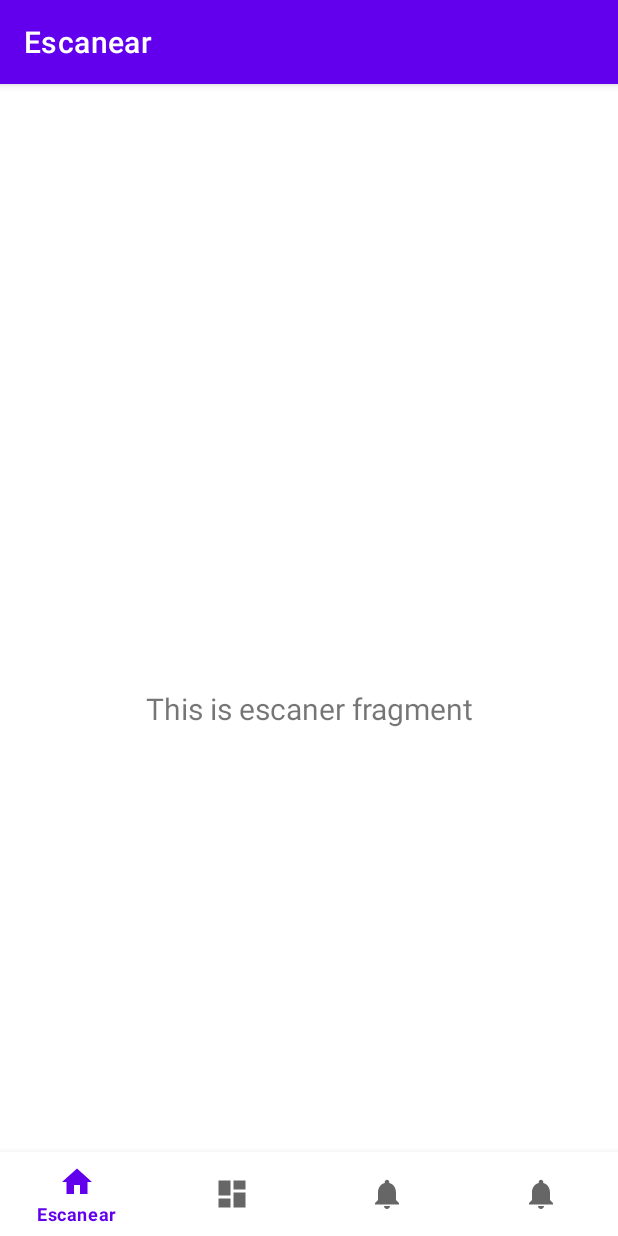
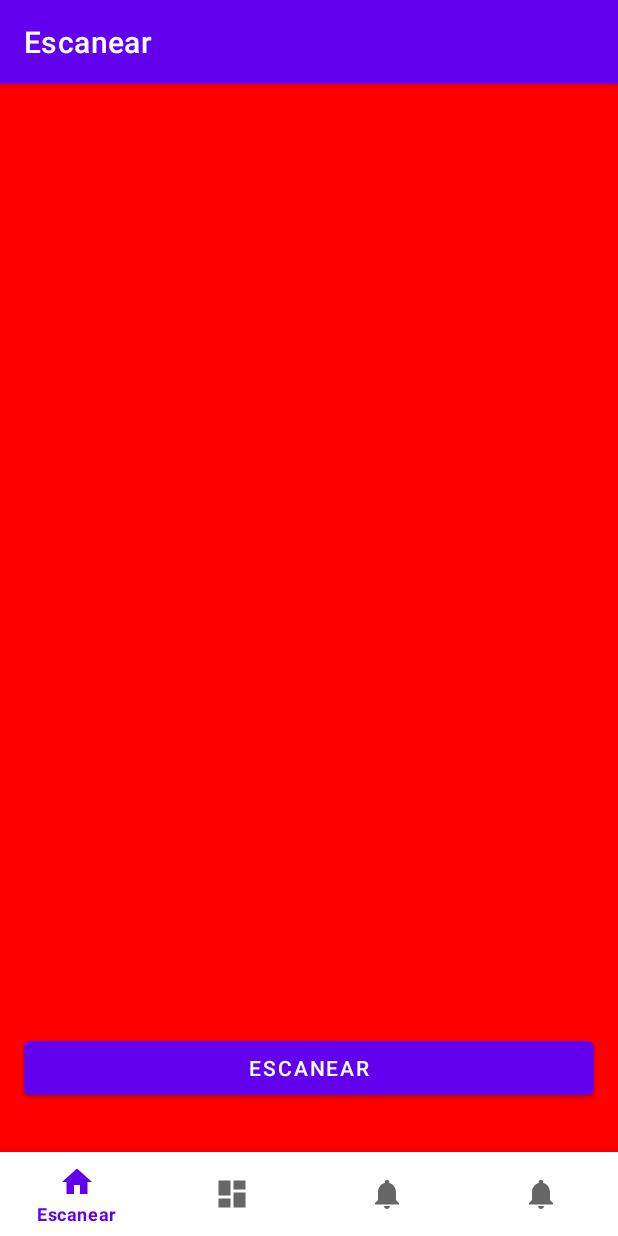
Before and after one commit to GTI-3A-Pure-Life/Pure-Life-Android, an Android app: the EscanerFragment screen opened directly, with no data from a screen before it, on a phone screen of 412 x 824 dp. Run offline under Robolectric (Android 15) with nearby library versions, the phone set to English and light mode, and no system bars; our stand-ins replace navigation-ui.

Commit message:
Esqueleto Escaner - 01/11/2021

```diff
--- a/src/BTLEAndroid2021/app/src/main/java/com/example/rparcas/btleandroid2021/ui/escaner/EscanerFragment.java
+++ b/src/BTLEAndroid2021/app/src/main/java/com/example/rparcas/btleandroid2021/ui/escaner/EscanerFragment.java
@@ -1,10 +1,10 @@
 package com.example.rparcas.btleandroid2021.ui.escaner;
 
+import android.graphics.Color;
 import android.os.Bundle;
 import android.view.LayoutInflater;
 import android.view.View;
 import android.view.ViewGroup;
-import android.widget.TextView;
 
 import androidx.annotation.NonNull;
 import androidx.annotation.Nullable;
@@ -12,7 +12,10 @@ import androidx.fragment.app.Fragment;
 import androidx.lifecycle.Observer;
 import androidx.lifecycle.ViewModelProvider;
 
+import com.example.rparcas.btleandroid2021.R;
 import com.example.rparcas.btleandroid2021.databinding.FragmentEscanerBinding;
+import com.example.rparcas.btleandroid2021.modelo.Medicion;
+
 
 /**
  * EscanerFragment.java
@@ -25,6 +28,8 @@ public class EscanerFragment extends Fragment {
     private EscanerViewModel escanerViewModel;
     private FragmentEscanerBinding binding; // este objeto hace referncia a un xml layout, no es una clase creada
 
+    private final int codigo_activity_result_escaner = 1234;
+
     public View onCreateView(@NonNull LayoutInflater inflater,
                              ViewGroup container, Bundle savedInstanceState) {
         escanerViewModel =
@@ -33,14 +38,59 @@ public class EscanerFragment extends Fragment {
         binding = FragmentEscanerBinding.inflate(inflater, container, false);
         View root = binding.getRoot();
 
-        final TextView textView = binding.textEscaner;
-        escanerViewModel.getText().observe(getViewLifecycleOwner(), new Observer<String>() {
+        initCallbacks();
+        initObserversViewModel();
+
+        return root;
+    }
+
+    //----------------------------------------------------------------------------------------------
+    //----------------------------------------------------------------------------------------------
+    private void initObserversViewModel() {
+
+        escanerViewModel.getNivelPeligro().observe(getViewLifecycleOwner(), new Observer<Medicion.NivelPeligro>() {
             @Override
-            public void onChanged(@Nullable String s) {
-                textView.setText(s);
+            public void onChanged(@Nullable Medicion.NivelPeligro nivelPeligro) {
+
+                switch (nivelPeligro){
+                    case LEVE:
+                        binding.fondoEscaner.setBackgroundColor(Color.GREEN);
+                        break;
+                    case MODERADO:
+                        binding.fondoEscaner.setBackgroundColor(Color.YELLOW);
+                        break;
+                    case ALTO:
+                        binding.fondoEscaner.setBackgroundColor(Color.RED);
+                        break;
+                }
+
             }
         });
-        return root;
+    }
+
+    //----------------------------------------------------------------------------------------------
+    //----------------------------------------------------------------------------------------------
+    private void initCallbacks() {
+
+        // callback de boton escanear y detener
+        binding.botonEscanear.setOnClickListener(new View.OnClickListener() {
+            @Override
+            public void onClick(View v) {
+                if(v.getTag().equals("escanear")){
+                    // TODO lanzar escaner
+                    v.setTag("desconectar");
+                    binding.botonEscanear.setText(getString(R.string.desconectar));
+
+                }else if(v.getTag().equals("desconectar")){
+
+                    // TODO parar servicio
+                    v.setTag("escanear");
+                    binding.botonEscanear.setText(getString(R.string.escanear));
+                }
+
+
+            }
+        });
     }
 
     @Override
--- a/src/BTLEAndroid2021/app/src/main/java/com/example/rparcas/btleandroid2021/ui/escaner/EscanerViewModel.java
+++ b/src/BTLEAndroid2021/app/src/main/java/com/example/rparcas/btleandroid2021/ui/escaner/EscanerViewModel.java
@@ -1,4 +1,6 @@
 package com.example.rparcas.btleandroid2021.ui.escaner;
+
+import com.example.rparcas.btleandroid2021.modelo.Medicion;
 
 import androidx.lifecycle.LiveData;
 import androidx.lifecycle.MutableLiveData;
@@ -12,14 +14,14 @@ import androidx.lifecycle.ViewModel;
  */
 public class EscanerViewModel extends ViewModel {
 
-    private MutableLiveData<String> mText;
+    private MutableLiveData<Medicion.NivelPeligro> nivelPeligro;
 
     public EscanerViewModel() {
-        mText = new MutableLiveData<>();
-        mText.setValue("This is escaner fragment");
+        nivelPeligro = new MutableLiveData<>();
+        nivelPeligro.setValue(Medicion.NivelPeligro.ALTO);
     }
 
-    public LiveData<String> getText() {
-        return mText;
+    public LiveData<Medicion.NivelPeligro> getNivelPeligro() {
+        return nivelPeligro;
     }
 }
--- a/src/BTLEAndroid2021/app/src/main/res/layout/activity_main.xml
+++ b/src/BTLEAndroid2021/app/src/main/res/layout/activity_main.xml
@@ -4,14 +4,12 @@
     android:id="@+id/container"
     android:layout_width="match_parent"
     android:layout_height="match_parent"
-    android:paddingTop="?attr/actionBarSize">
+    android:paddingTop="0dp">
 
     <com.google.android.material.bottomnavigation.BottomNavigationView
         android:id="@+id/nav_view"
         android:layout_width="0dp"
         android:layout_height="wrap_content"
-        android:layout_marginStart="0dp"
-        android:layout_marginEnd="0dp"
         android:background="?android:attr/windowBackground"
         app:layout_constraintBottom_toBottomOf="parent"
         app:layout_constraintLeft_toLeftOf="parent"
@@ -21,10 +19,10 @@
     <fragment
         android:id="@+id/nav_host_fragment_activity_main"
         android:name="androidx.navigation.fragment.NavHostFragment"
-        android:layout_width="match_parent"
-        android:layout_height="match_parent"
+        android:layout_width="0dp"
+        android:layout_height="0dp"
         app:defaultNavHost="true"
-        app:layout_constraintBottom_toTopOf="@id/nav_view"
+        app:layout_constraintBottom_toTopOf="@+id/nav_view"
         app:layout_constraintLeft_toLeftOf="parent"
         app:layout_constraintRight_toRightOf="parent"
         app:layout_constraintTop_toTopOf="parent"
--- a/src/BTLEAndroid2021/app/src/main/res/layout/fragment_escaner.xml
+++ b/src/BTLEAndroid2021/app/src/main/res/layout/fragment_escaner.xml
@@ -2,21 +2,32 @@
 <androidx.constraintlayout.widget.ConstraintLayout xmlns:android="http://schemas.android.com/apk/res/android"
     xmlns:app="http://schemas.android.com/apk/res-auto"
     xmlns:tools="http://schemas.android.com/tools"
+    android:id="@+id/fondoEscaner"
     android:layout_width="match_parent"
     android:layout_height="match_parent"
     tools:context=".ui.escaner.EscanerFragment">
 
-    <TextView
-        android:id="@+id/text_escaner"
-        android:layout_width="match_parent"
+    <Button
+        android:id="@+id/botonEscanear"
+        android:layout_width="0dp"
         android:layout_height="wrap_content"
-        android:layout_marginStart="8dp"
-        android:layout_marginTop="8dp"
-        android:layout_marginEnd="8dp"
-        android:textAlignment="center"
-        android:textSize="20sp"
+        android:layout_marginStart="16dp"
+        android:layout_marginEnd="16dp"
+        android:layout_marginBottom="32dp"
+        android:tag="escanear"
+        android:text="@string/escanear"
         app:layout_constraintBottom_toBottomOf="parent"
         app:layout_constraintEnd_toEndOf="parent"
+        app:layout_constraintStart_toStartOf="parent" />
+
+    <ImageView
+        android:id="@+id/imageViewEscaner"
+        android:layout_width="wrap_content"
+        android:layout_height="wrap_content"
+        app:layout_constraintBottom_toTopOf="@+id/botonEscanear"
+        app:layout_constraintEnd_toEndOf="parent"
         app:layout_constraintStart_toStartOf="parent"
-        app:layout_constraintTop_toTopOf="parent" />
+        app:layout_constraintTop_toTopOf="parent"
+        tools:src="@tools:sample/avatars" />
+
 </androidx.constraintlayout.widget.ConstraintLayout>
--- a/src/BTLEAndroid2021/app/src/main/res/values/strings.xml
+++ b/src/BTLEAndroid2021/app/src/main/res/values/strings.xml
@@ -47,4 +47,6 @@
     <string name="repetir_contrasenya">Repetir Contraseña</string>
     <string name="crear_cuenta_pure_life">Crea tu cuenta Pure Life</string>
     <string name="no_tienes_cuenta">¿No tienes cuenta? Créate una ahora.</string>
+    <string name="escanear">Escanear</string>
+    <string name="desconectar">Desconectar</string>
 </resources>
```
